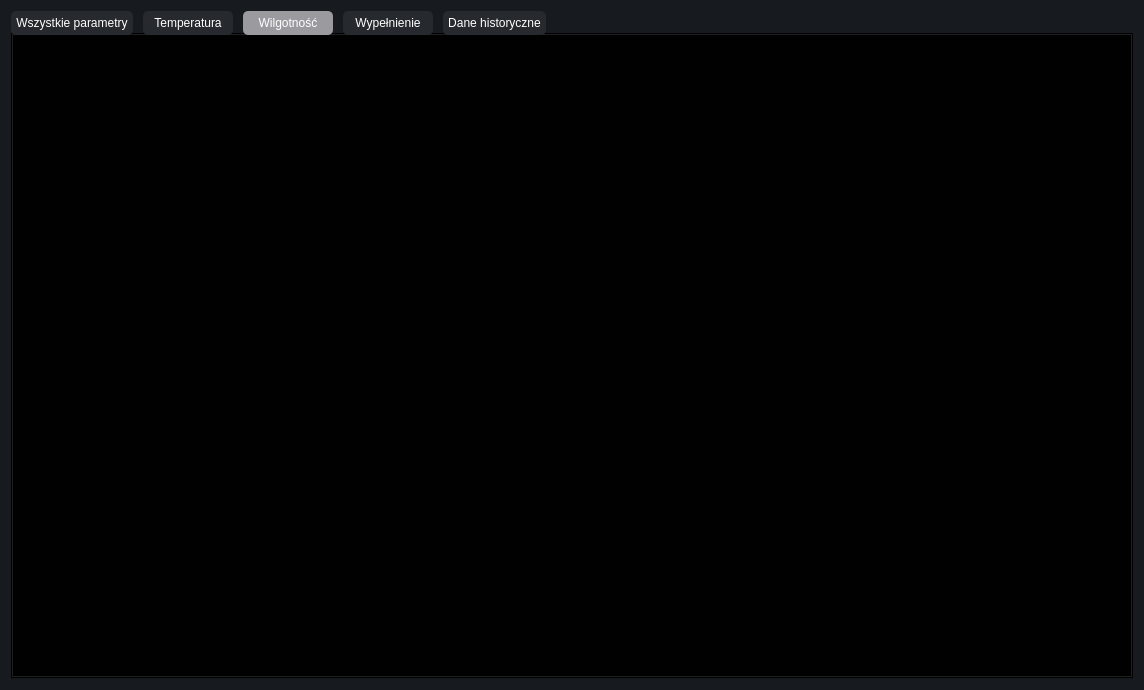
Before: the Qt Designer form wizualizacja_silosow/aplikacja_qt/ui/Main_window.ui in PartyKusZ/wizualizacja_danych_sensorycznych, drawn with Qt 5.
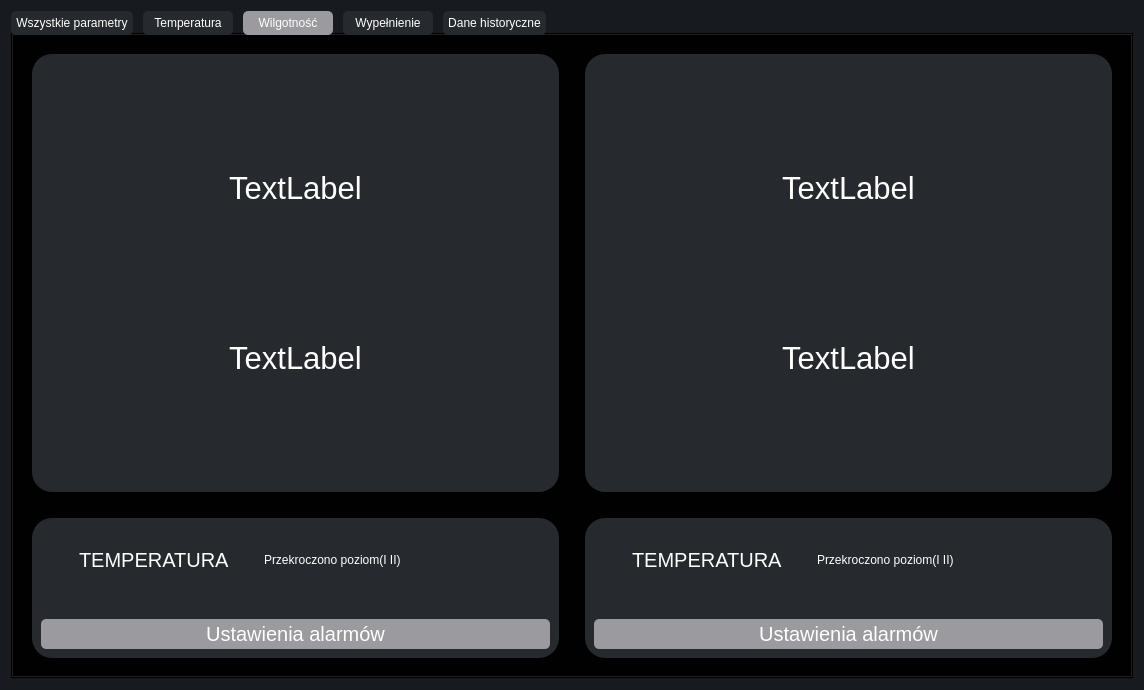
After: the same form once the commit is applied. The open tabs and pages were chosen to show the change. Icons and pictures are not drawn. Custom widgets are drawn as their Qt base class.

Commit message: Zakończenie prac nad klasami backendowymi dla All param i Temp

Patch:
```diff
--- a/wizualizacja_silosow/aplikacja_qt/ui/Main_window.ui
+++ b/wizualizacja_silosow/aplikacja_qt/ui/Main_window.ui
@@ -7,7 +7,7 @@
     <x>0</x>
     <y>0</y>
     <width>1144</width>
-    <height>679</height>
+    <height>689</height>
    </rect>
   </property>
   <property name="sizePolicy">
@@ -1222,9 +1222,484 @@
       </layout>
      </widget>
      <widget class="QWidget" name="tab_humidity">
+      <property name="styleSheet">
+       <string notr="true">QWidget{
+	background: #26292e;
+	border-radius: 20px;
+margin: 10px;
+}
+
+
+#tab_humidity{
+	background: #010101;
+}</string>
+      </property>
       <attribute name="title">
        <string>Wilgotność</string>
       </attribute>
+      <layout class="QGridLayout" name="gridLayout_20">
+       <item row="0" column="0">
+        <widget class="Temp_silos" name="hum_silos_1" native="true">
+         <property name="sizePolicy">
+          <sizepolicy hsizetype="Minimum" vsizetype="Minimum">
+           <horstretch>0</horstretch>
+           <verstretch>0</verstretch>
+          </sizepolicy>
+         </property>
+         <property name="minimumSize">
+          <size>
+           <width>262</width>
+           <height>446</height>
+          </size>
+         </property>
+         <property name="styleSheet">
+          <string notr="true">
+
+
+QLabel{
+	color: #ffffff;
+	 background-color: rgba(0, 0, 0, 0); 
+}</string>
+         </property>
+         <layout class="QGridLayout" name="gridLayout_19">
+          <item row="3" column="0">
+           <widget class="QLabel" name="hum_silos_1_second">
+            <property name="font">
+             <font>
+              <pointsize>23</pointsize>
+             </font>
+            </property>
+            <property name="text">
+             <string>TextLabel</string>
+            </property>
+            <property name="alignment">
+             <set>Qt::AlignCenter</set>
+            </property>
+           </widget>
+          </item>
+          <item row="4" column="0">
+           <spacer name="verticalSpacer_18">
+            <property name="orientation">
+             <enum>Qt::Vertical</enum>
+            </property>
+            <property name="sizeHint" stdset="0">
+             <size>
+              <width>20</width>
+              <height>40</height>
+             </size>
+            </property>
+           </spacer>
+          </item>
+          <item row="1" column="0">
+           <widget class="QLabel" name="hum_silos_1_first">
+            <property name="font">
+             <font>
+              <pointsize>23</pointsize>
+             </font>
+            </property>
+            <property name="text">
+             <string>TextLabel</string>
+            </property>
+            <property name="alignment">
+             <set>Qt::AlignCenter</set>
+            </property>
+           </widget>
+          </item>
+          <item row="0" column="0">
+           <spacer name="verticalSpacer_19">
+            <property name="orientation">
+             <enum>Qt::Vertical</enum>
+            </property>
+            <property name="sizeHint" stdset="0">
+             <size>
+              <width>20</width>
+              <height>40</height>
+             </size>
+            </property>
+           </spacer>
+          </item>
+          <item row="2" column="0">
+           <spacer name="verticalSpacer_20">
+            <property name="orientation">
+             <enum>Qt::Vertical</enum>
+            </property>
+            <property name="sizeHint" stdset="0">
+             <size>
+              <width>20</width>
+              <height>40</height>
+             </size>
+            </property>
+           </spacer>
+          </item>
+         </layout>
+        </widget>
+       </item>
+       <item row="0" column="1">
+        <widget class="Temp_silos" name="hum_silos_2" native="true">
+         <property name="sizePolicy">
+          <sizepolicy hsizetype="Minimum" vsizetype="Minimum">
+           <horstretch>0</horstretch>
+           <verstretch>0</verstretch>
+          </sizepolicy>
+         </property>
+         <property name="minimumSize">
+          <size>
+           <width>263</width>
+           <height>446</height>
+          </size>
+         </property>
+         <property name="styleSheet">
+          <string notr="true">QLabel{
+	color: #ffffff;
+	 background-color: rgba(0, 0, 0, 0); 
+}</string>
+         </property>
+         <layout class="QGridLayout" name="gridLayout_18">
+          <item row="0" column="0">
+           <spacer name="verticalSpacer_15">
+            <property name="orientation">
+             <enum>Qt::Vertical</enum>
+            </property>
+            <property name="sizeHint" stdset="0">
+             <size>
+              <width>20</width>
+              <height>96</height>
+             </size>
+            </property>
+           </spacer>
+          </item>
+          <item row="1" column="0">
+           <widget class="QLabel" name="hum_silos_2_first">
+            <property name="font">
+             <font>
+              <pointsize>23</pointsize>
+             </font>
+            </property>
+            <property name="text">
+             <string>TextLabel</string>
+            </property>
+            <property name="alignment">
+             <set>Qt::AlignCenter</set>
+            </property>
+           </widget>
+          </item>
+          <item row="2" column="0">
+           <spacer name="verticalSpacer_16">
+            <property name="orientation">
+             <enum>Qt::Vertical</enum>
+            </property>
+            <property name="sizeHint" stdset="0">
+             <size>
+              <width>20</width>
+              <height>95</height>
+             </size>
+            </property>
+           </spacer>
+          </item>
+          <item row="3" column="0">
+           <widget class="QLabel" name="hum_silos_2_second">
+            <property name="font">
+             <font>
+              <pointsize>23</pointsize>
+             </font>
+            </property>
+            <property name="text">
+             <string>TextLabel</string>
+            </property>
+            <property name="alignment">
+             <set>Qt::AlignCenter</set>
+            </property>
+           </widget>
+          </item>
+          <item row="4" column="0">
+           <spacer name="verticalSpacer_17">
+            <property name="orientation">
+             <enum>Qt::Vertical</enum>
+            </property>
+            <property name="sizeHint" stdset="0">
+             <size>
+              <width>20</width>
+              <height>96</height>
+             </size>
+            </property>
+           </spacer>
+          </item>
+         </layout>
+        </widget>
+       </item>
+       <item row="1" column="0">
+        <widget class="QWidget" name="hum_alarms_silos_1" native="true">
+         <property name="sizePolicy">
+          <sizepolicy hsizetype="Minimum" vsizetype="Fixed">
+           <horstretch>0</horstretch>
+           <verstretch>0</verstretch>
+          </sizepolicy>
+         </property>
+         <property name="minimumSize">
+          <size>
+           <width>50</width>
+           <height>160</height>
+          </size>
+         </property>
+         <property name="styleSheet">
+          <string notr="true">QLabel{
+	color: #ffffff
+}
+QPushButton{
+background: #9b9a9f;
+color: white;
+border-top-left-radius: 5px;
+    border-top-right-radius: 5px;
+    border-bottom-left-radius: 5px;
+    border-bottom-right-radius: 5px;
+}
+
+QPushButton:hover {
+                         background-color: #b5b5b5;  
+                     }
+                         QPushButton:pressed {
+                         background-color: #808080;  
+                         }</string>
+         </property>
+         <layout class="QGridLayout" name="gridLayout_16">
+          <item row="3" column="1">
+           <widget class="QLabel" name="hum_alarms_hum_1">
+            <property name="sizePolicy">
+             <sizepolicy hsizetype="Fixed" vsizetype="Minimum">
+              <horstretch>0</horstretch>
+              <verstretch>0</verstretch>
+             </sizepolicy>
+            </property>
+            <property name="minimumSize">
+             <size>
+              <width>50</width>
+              <height>50</height>
+             </size>
+            </property>
+            <property name="font">
+             <font>
+              <pointsize>15</pointsize>
+             </font>
+            </property>
+            <property name="text">
+             <string>TEMPERATURA</string>
+            </property>
+           </widget>
+          </item>
+          <item row="3" column="2">
+           <widget class="QLabel" name="hum_info_alarms_hum_1">
+            <property name="sizePolicy">
+             <sizepolicy hsizetype="Minimum" vsizetype="Minimum">
+              <horstretch>0</horstretch>
+              <verstretch>0</verstretch>
+             </sizepolicy>
+            </property>
+            <property name="minimumSize">
+             <size>
+              <width>0</width>
+              <height>0</height>
+             </size>
+            </property>
+            <property name="text">
+             <string>Przekroczono poziom(I II) </string>
+            </property>
+            <property name="alignment">
+             <set>Qt::AlignLeading|Qt::AlignLeft|Qt::AlignVCenter</set>
+            </property>
+           </widget>
+          </item>
+          <item row="3" column="0">
+           <widget class="QLabel" name="hum_ico_hum_1">
+            <property name="sizePolicy">
+             <sizepolicy hsizetype="Fixed" vsizetype="Minimum">
+              <horstretch>0</horstretch>
+              <verstretch>0</verstretch>
+             </sizepolicy>
+            </property>
+            <property name="minimumSize">
+             <size>
+              <width>10</width>
+              <height>50</height>
+             </size>
+            </property>
+            <property name="text">
+             <string/>
+            </property>
+            <property name="pixmap">
+             <pixmap resource="../res/res.qrc">:/ikona_warning_tło.png</pixmap>
+            </property>
+            <property name="scaledContents">
+             <bool>false</bool>
+            </property>
+            <property name="alignment">
+             <set>Qt::AlignLeading|Qt::AlignLeft|Qt::AlignVCenter</set>
+            </property>
+            <property name="wordWrap">
+             <bool>false</bool>
+            </property>
+            <property name="openExternalLinks">
+             <bool>false</bool>
+            </property>
+           </widget>
+          </item>
+          <item row="4" column="0" colspan="4">
+           <widget class="QPushButton" name="hum_alarms_settings_button_silos_1">
+            <property name="minimumSize">
+             <size>
+              <width>0</width>
+              <height>50</height>
+             </size>
+            </property>
+            <property name="font">
+             <font>
+              <pointsize>15</pointsize>
+             </font>
+            </property>
+            <property name="text">
+             <string>Ustawienia alarmów</string>
+            </property>
+           </widget>
+          </item>
+         </layout>
+        </widget>
+       </item>
+       <item row="1" column="1">
+        <widget class="QWidget" name="hum_alarms_silos_2" native="true">
+         <property name="sizePolicy">
+          <sizepolicy hsizetype="Minimum" vsizetype="Fixed">
+           <horstretch>0</horstretch>
+           <verstretch>0</verstretch>
+          </sizepolicy>
+         </property>
+         <property name="minimumSize">
+          <size>
+           <width>50</width>
+           <height>160</height>
+          </size>
+         </property>
+         <property name="styleSheet">
+          <string notr="true">QLabel{
+	color: #ffffff
+}
+QPushButton{
+background: #9b9a9f;
+color: white;
+border-top-left-radius: 5px;
+    border-top-right-radius: 5px;
+    border-bottom-left-radius: 5px;
+    border-bottom-right-radius: 5px;
+}
+
+QPushButton:hover {
+                         background-color: #b5b5b5;  
+                     }
+                         QPushButton:pressed {
+                         background-color: #808080;  
+                         }</string>
+         </property>
+         <layout class="QGridLayout" name="gridLayout_17">
+          <item row="0" column="1">
+           <widget class="QLabel" name="hum_alarms_hum_2">
+            <property name="sizePolicy">
+             <sizepolicy hsizetype="Fixed" vsizetype="Minimum">
+              <horstretch>0</horstretch>
+              <verstretch>0</verstretch>
+             </sizepolicy>
+            </property>
+            <property name="minimumSize">
+             <size>
+              <width>50</width>
+              <height>50</height>
+             </size>
+            </property>
+            <property name="font">
+             <font>
+              <pointsize>15</pointsize>
+             </font>
+            </property>
+            <property name="text">
+             <string>TEMPERATURA</string>
+            </property>
+           </widget>
+          </item>
+          <item row="0" column="2">
+           <widget class="QLabel" name="hum_info_alarms_hum_2">
+            <property name="sizePolicy">
+             <sizepolicy hsizetype="Minimum" vsizetype="Minimum">
+              <horstretch>0</horstretch>
+              <verstretch>0</verstretch>
+             </sizepolicy>
+            </property>
+            <property name="minimumSize">
+             <size>
+              <width>0</width>
+              <height>0</height>
+             </size>
+            </property>
+            <property name="text">
+             <string>Przekroczono poziom(I II) </string>
+            </property>
+            <property name="alignment">
+             <set>Qt::AlignLeading|Qt::AlignLeft|Qt::AlignVCenter</set>
+            </property>
+           </widget>
+          </item>
+          <item row="0" column="0">
+           <widget class="QLabel" name="hum_ico_temp_2">
+            <property name="sizePolicy">
+             <sizepolicy hsizetype="Fixed" vsizetype="Minimum">
+              <horstretch>0</horstretch>
+              <verstretch>0</verstretch>
+             </sizepolicy>
+            </property>
+            <property name="minimumSize">
+             <size>
+              <width>10</width>
+              <height>50</height>
+             </size>
+            </property>
+            <property name="text">
+             <string/>
+            </property>
+            <property name="pixmap">
+             <pixmap resource="../res/res.qrc">:/ikona_stop_tło.png</pixmap>
+            </property>
+            <property name="scaledContents">
+             <bool>false</bool>
+            </property>
+            <property name="alignment">
+             <set>Qt::AlignLeading|Qt::AlignLeft|Qt::AlignVCenter</set>
+            </property>
+            <property name="wordWrap">
+             <bool>false</bool>
+            </property>
+            <property name="openExternalLinks">
+             <bool>false</bool>
+            </property>
+           </widget>
+          </item>
+          <item row="1" column="0" colspan="4">
+           <widget class="QPushButton" name="hum_alarms_settings_button_silos_2">
+            <property name="minimumSize">
+             <size>
+              <width>0</width>
+              <height>50</height>
+             </size>
+            </property>
+            <property name="font">
+             <font>
+              <pointsize>15</pointsize>
+             </font>
+            </property>
+            <property name="text">
+             <string>Ustawienia alarmów</string>
+            </property>
+           </widget>
+          </item>
+         </layout>
+        </widget>
+       </item>
+      </layout>
      </widget>
      <widget class="QWidget" name="tab_volume">
       <attribute name="title">
```
Left out of the diff: 2 changed lines with no effect on the pictures. The commit also changes 12 other files.
